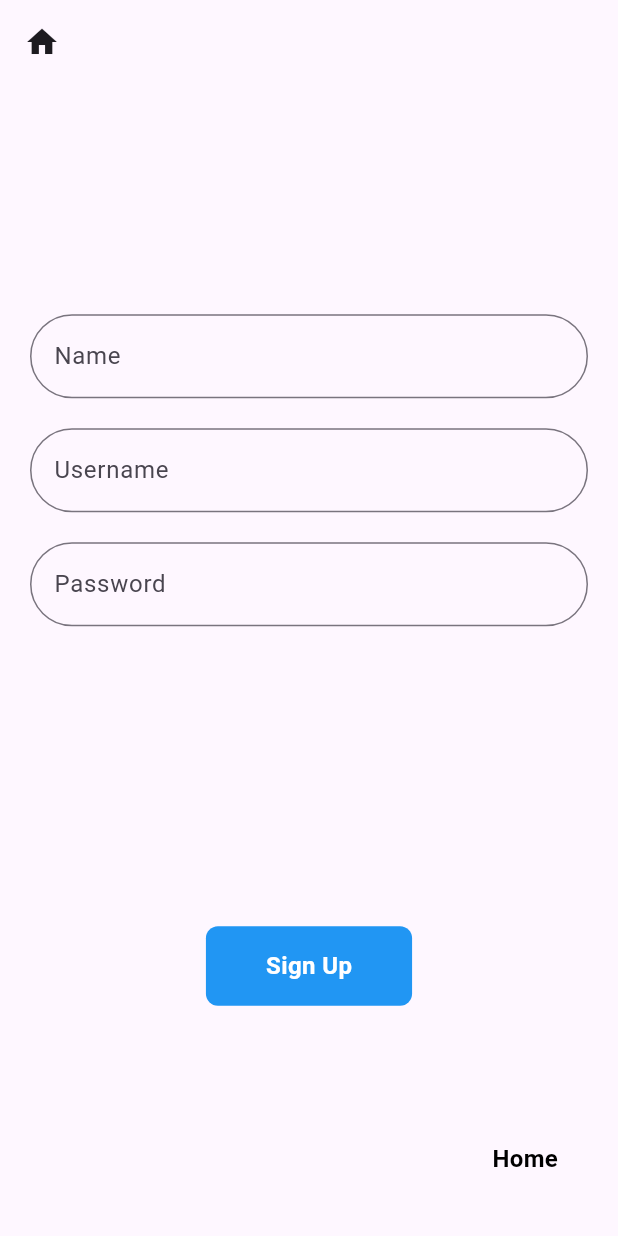
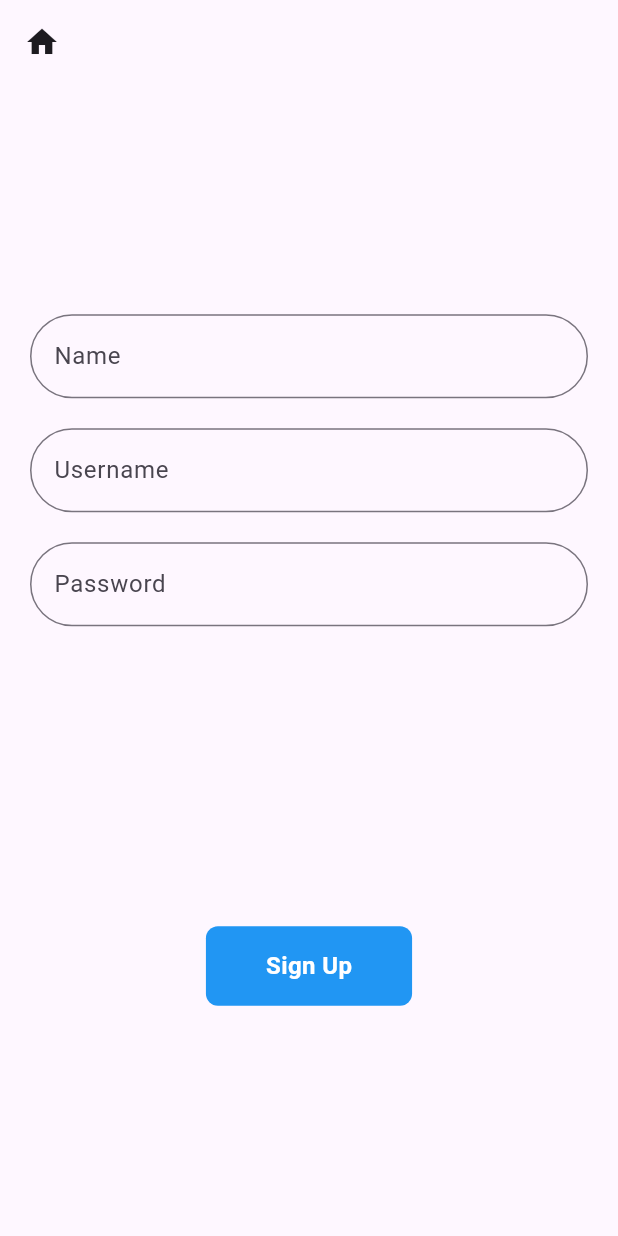
Before and after one commit to Alan-Allen/NSRC_54_Flutter_School, a Flutter app: the screen it shows after launch, after a tap on "Sign Up", on a phone screen of 412 x 824 dp. Run offline on Flutter 3.47's test engine with Material 3 defaults, Android fonts, the light colour scheme and no system bars; our stand-ins replace sqflite; accounts and stored records are empty.

Commit message:
school-2024/3/6/02:41

```diff
--- a/lib/screens/HomeScreen.dart
+++ b/lib/screens/HomeScreen.dart
@@ -10,15 +10,8 @@ class HomeScreen extends StatelessWidget {
     return MaterialApp(
       title: 'HomeScreen',
         home: Scaffold(
-          appBar: AppBar(
-            leading: IconButton(
-              icon: const Icon(Icons.home), // 使用home图标作为返回主页按钮
-              onPressed: () {
-                Navigator.pushNamed(context, '/');
-                print('Back to home');
-              },
-            ),
-          ),
+          appBar: AppBar(),
+          drawer: CommonDrawer.getDrawer(context),
           body: Center(
             child: Column(
               mainAxisAlignment: MainAxisAlignment.center,
--- a/lib/screens/SignUpScreen.dart
+++ b/lib/screens/SignUpScreen.dart
@@ -4,7 +4,7 @@ import 'package:password5_54/component/common_drawer.dart';
 import '../component/Button.dart';
 
 class SignInScreen extends StatelessWidget {
-  SignInScreen({Key? key}) : super(key: key);
+  SignInScreen({super.key});
 
   final TextEditingController _nameController = TextEditingController();
   final TextEditingController _usernameController = TextEditingController();
@@ -102,21 +102,6 @@ class SignInScreen extends StatelessWidget {
                 ],
               ),
             ),
-            Positioned(
-              bottom: 20, // 调整底部偏移量
-              right: 20, // 调整右侧偏移量
-              child: CustomButton(
-                onPressed: () {
-                  Navigator.pushNamed(context, '/');
-                },
-                text: 'Home',
-                color: Colors.transparent,
-                textColor: Colors.black,
-                width: 20,
-                height: 20,
-              ),
-            ),
-
           ],
         ),
       ),
```
Also changed, not shown: lib/screens/LoginScreen.dart (+0 -14 lines).
